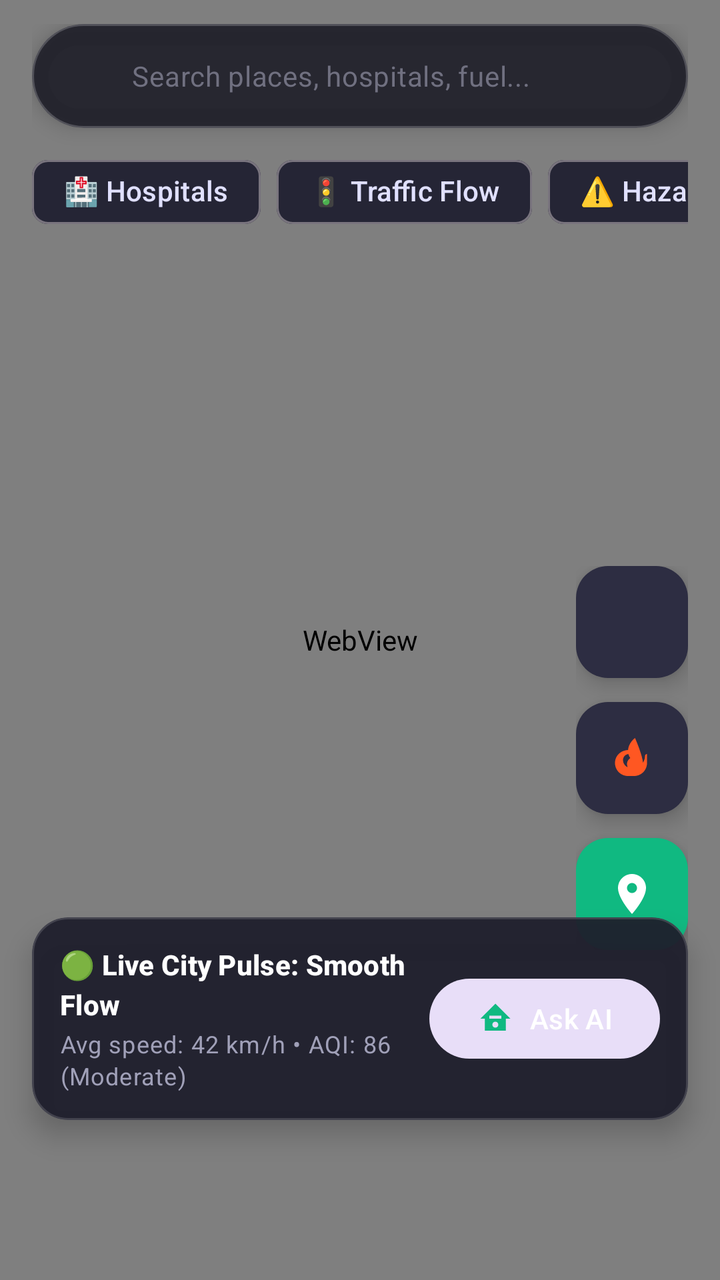
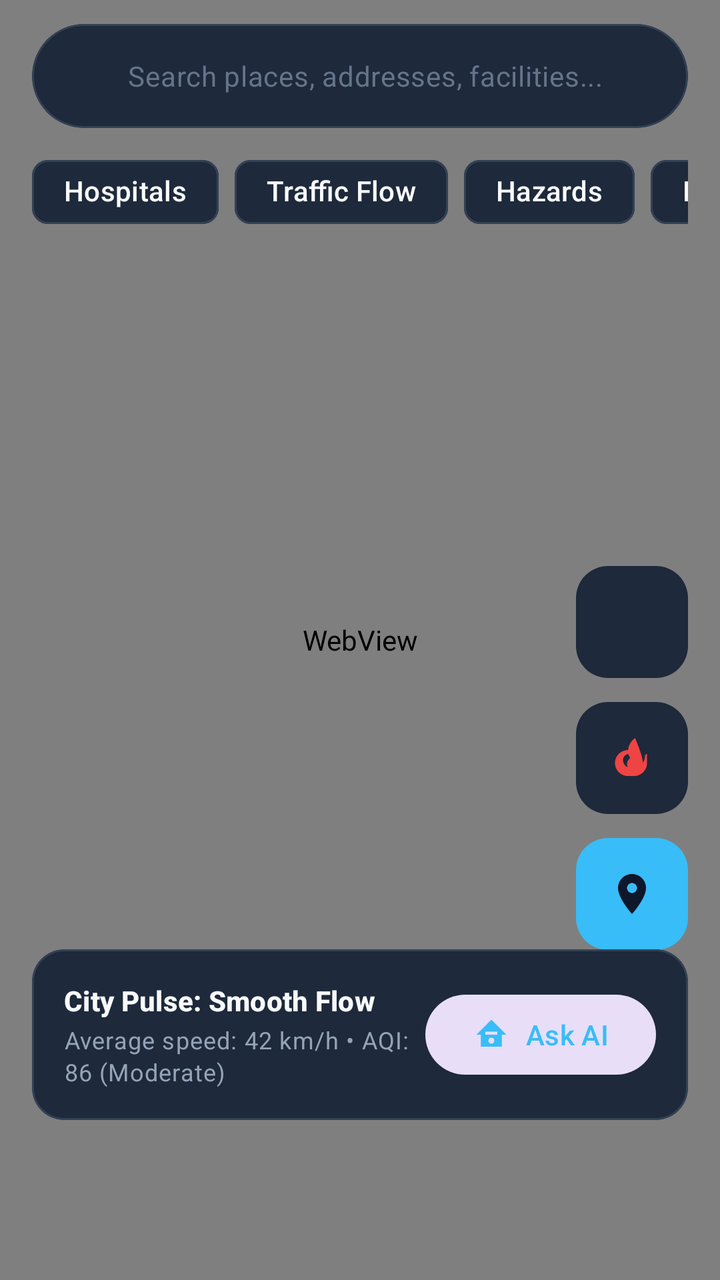

Two renders of the same Android screen: before a commit and after it. Below are the layout's source before the change and the commit's diff.
<!-- AndroidManifest.xml: application theme Theme.UrbanPulse -->
<!-- res/layout/fragment_live_map.xml -->
<?xml version="1.0" encoding="utf-8"?>
<androidx.coordinatorlayout.widget.CoordinatorLayout
    xmlns:android="http://schemas.android.com/apk/res/android"
    xmlns:app="http://schemas.android.com/apk/res-auto"
    xmlns:tools="http://schemas.android.com/tools"
    android:layout_width="match_parent"
    android:layout_height="match_parent"
    android:background="#121218">

    
    <FrameLayout
        android:id="@+id/mapContainer"
        android:layout_width="match_parent"
        android:layout_height="match_parent">

        <android.webkit.WebView
            android:id="@+id/mapWebView"
            android:layout_width="match_parent"
            android:layout_height="match_parent" />

        
        <androidx.fragment.app.FragmentContainerView
            android:id="@+id/native_map_container"
            android:layout_width="match_parent"
            android:layout_height="match_parent"
            android:visibility="gone" />

    </FrameLayout>

    
    <LinearLayout
        android:layout_width="match_parent"
        android:layout_height="wrap_content"
        android:orientation="vertical"
        android:paddingHorizontal="16dp"
        android:paddingTop="12dp"
        android:fitsSystemWindows="true">

        <com.google.android.material.card.MaterialCardView
            android:layout_width="match_parent"
            android:layout_height="52dp"
            app:cardCornerRadius="26dp"
            app:cardElevation="6dp"
            app:strokeWidth="1dp"
            app:strokeColor="#33FFFFFF"
            app:cardBackgroundColor="#E61E1E28">

            <LinearLayout
                android:layout_width="match_parent"
                android:layout_height="match_parent"
                android:gravity="center_vertical"
                android:orientation="horizontal"
                android:paddingHorizontal="16dp">

                <ImageView
                    android:layout_width="22dp"
                    android:layout_height="22dp"
                    android:src="@drawable/ic_search"
                    app:tint="#A0A0B0" />

                <EditText
                    android:id="@+id/etMapSearch"
                    android:layout_width="0dp"
                    android:layout_height="match_parent"
                    android:layout_weight="1"
                    android:background="@null"
                    android:hint="Search places, hospitals, fuel..."
                    android:imeOptions="actionSearch"
                    android:inputType="text"
                    android:paddingHorizontal="12dp"
                    android:textAppearance="@style/TextAppearance.Material3.BodyMedium"
                    android:textColor="#FFFFFF"
                    android:textColorHint="#707080" />

                <ImageButton
                    android:id="@+id/btnClearSearch"
                    android:layout_width="32dp"
                    android:layout_height="32dp"
                    android:background="?attr/selectableItemBackgroundBorderless"
                    android:src="@drawable/ic_close"
                    android:visibility="gone"
                    app:tint="#A0A0B0" />

            </LinearLayout>
        </com.google.android.material.card.MaterialCardView>

        
        <HorizontalScrollView
            android:layout_width="match_parent"
            android:layout_height="wrap_content"
            android:layout_marginTop="8dp"
            android:scrollbars="none">

            <com.google.android.material.chip.ChipGroup
                android:id="@+id/chipGroupFilters"
                android:layout_width="wrap_content"
                android:layout_height="wrap_content"
                app:singleLine="true">

                <com.google.android.material.chip.Chip
                    android:id="@+id/chipHospitals"
                    style="@style/Widget.Material3.Chip.Filter"
                    android:layout_width="wrap_content"
                    android:layout_height="wrap_content"
                    android:text="🏥 Hospitals"
                    android:textColor="#E0E0FF"
                    app:chipBackgroundColor="#252535" />

                <com.google.android.material.chip.Chip
                    android:id="@+id/chipTraffic"
                    style="@style/Widget.Material3.Chip.Filter"
                    android:layout_width="wrap_content"
                    android:layout_height="wrap_content"
                    android:text="🚦 Traffic Flow"
                    android:textColor="#E0E0FF"
                    app:chipBackgroundColor="#252535" />

                <com.google.android.material.chip.Chip
                    android:id="@+id/chipIncidents"
                    style="@style/Widget.Material3.Chip.Filter"
                    android:layout_width="wrap_content"
                    android:layout_height="wrap_content"
                    android:text="⚠️ Hazards"
                    android:textColor="#E0E0FF"
                    app:chipBackgroundColor="#252535" />

                <com.google.android.material.chip.Chip
                    android:id="@+id/chipEco"
                    style="@style/Widget.Material3.Chip.Filter"
                    android:layout_width="wrap_content"
                    android:layout_height="wrap_content"
                    android:text="🌿 Eco Routes"
                    android:textColor="#E0E0FF"
                    app:chipBackgroundColor="#252535" />

                <com.google.android.material.chip.Chip
                    android:id="@+id/chipEV"
                    style="@style/Widget.Material3.Chip.Filter"
                    android:layout_width="wrap_content"
                    android:layout_height="wrap_content"
                    android:text="⚡ EV Stations"
                    android:textColor="#E0E0FF"
                    app:chipBackgroundColor="#252535" />

            </com.google.android.material.chip.ChipGroup>
        </HorizontalScrollView>

        
        <androidx.recyclerview.widget.RecyclerView
            android:id="@+id/rvSearchResults"
            android:layout_width="match_parent"
            android:layout_height="wrap_content"
            android:layout_marginTop="4dp"
            android:background="@drawable/bg_rounded_card"
            android:elevation="12dp"
            android:maxHeight="220dp"
            android:visibility="gone" />

    </LinearLayout>

    
    <LinearLayout
        android:layout_width="wrap_content"
        android:layout_height="wrap_content"
        android:layout_gravity="end|bottom"
        android:layout_marginBottom="165dp"
        android:layout_marginEnd="16dp"
        android:orientation="vertical">

        <com.google.android.material.floatingactionbutton.FloatingActionButton
            android:id="@+id/fabTrafficToggle"
            android:layout_width="wrap_content"
            android:layout_height="wrap_content"
            android:layout_marginBottom="12dp"
            android:contentDescription="Toggle Traffic"
            android:src="@drawable/ic_traffic"
            app:tint="#FFFFFF"
            app:backgroundTint="#2D2D42"
            app:fabSize="mini" />

        <com.google.android.material.floatingactionbutton.FloatingActionButton
            android:id="@+id/fabReportHazard"
            android:layout_width="wrap_content"
            android:layout_height="wrap_content"
            android:layout_marginBottom="12dp"
            android:contentDescription="Report Hazard"
            android:src="@drawable/ic_fire"
            app:tint="#FF5722"
            app:backgroundTint="#2D2D42"
            app:fabSize="mini" />

        <com.google.android.material.floatingactionbutton.FloatingActionButton
            android:id="@+id/fabMyLocation"
            android:layout_width="wrap_content"
            android:layout_height="wrap_content"
            android:contentDescription="My Location"
            android:src="@drawable/ic_location_pin"
            app:tint="#FFFFFF"
            app:backgroundTint="?attr/colorPrimary" />

    </LinearLayout>

    
    <com.google.android.material.card.MaterialCardView
        android:id="@+id/cardCityStatus"
        android:layout_width="match_parent"
        android:layout_height="wrap_content"
        android:layout_gravity="bottom"
        android:layout_marginHorizontal="16dp"
        android:layout_marginBottom="80dp"
        app:cardCornerRadius="18dp"
        app:cardElevation="8dp"
        app:strokeWidth="1dp"
        app:strokeColor="#25FFFFFF"
        app:cardBackgroundColor="#F01E1E2C">

        <LinearLayout
            android:layout_width="match_parent"
            android:layout_height="wrap_content"
            android:orientation="horizontal"
            android:padding="14dp"
            android:gravity="center_vertical">

            <LinearLayout
                android:layout_width="0dp"
                android:layout_height="wrap_content"
                android:layout_weight="1"
                android:orientation="vertical">

                <TextView
                    android:id="@+id/tvLiveStatusTitle"
                    android:layout_width="wrap_content"
                    android:layout_height="wrap_content"
                    android:text="🟢 Live City Pulse: Smooth Flow"
                    android:textAppearance="@style/TextAppearance.Material3.TitleSmall"
                    android:textColor="#FFFFFF"
                    android:textStyle="bold" />

                <TextView
                    android:id="@+id/tvLiveStatusSubtitle"
                    android:layout_width="wrap_content"
                    android:layout_height="wrap_content"
                    android:layout_marginTop="2dp"
                    android:text="Avg speed: 42 km/h • AQI: 86 (Moderate)"
                    android:textAppearance="@style/TextAppearance.Material3.BodySmall"
                    android:textColor="#A0A0B8" />

            </LinearLayout>

            <com.google.android.material.button.MaterialButton
                android:id="@+id/btnAskYatri"
                style="@style/Widget.Material3.Button.TonalButton"
                android:layout_width="wrap_content"
                android:layout_height="wrap_content"
                android:text="Ask AI"
                android:textColor="#FFFFFF"
                app:icon="@drawable/ic_yatri_ai"
                app:iconTint="?attr/colorPrimary" />

        </LinearLayout>

    </com.google.android.material.card.MaterialCardView>

</androidx.coordinatorlayout.widget.CoordinatorLayout>
<!-- resources referenced by this layout -->
<resources>
  <!-- drawable bg_rounded_card (drawable) -->
  <?xml version="1.0" encoding="utf-8"?>
  <shape xmlns:android="http://schemas.android.com/apk/res/android"
      android:shape="rectangle">
      <corners android:radius="16dp" />
      <solid android:color="?attr/colorSurfaceContainer" />
      <stroke android:width="1dp" android:color="?attr/colorOutlineVariant" />
  </shape>
  <!-- drawable ic_close (drawable) -->
  <vector xmlns:android="http://schemas.android.com/apk/res/android"
      android:width="24dp"
      android:height="24dp"
      android:viewportWidth="24"
      android:viewportHeight="24">
    <path
        android:fillColor="#FF000000"
        android:pathData="M19,6.41L17.59,5 12,10.59 6.41,5 5,6.41 10.59,12 5,17.59 6.41,19 12,13.41 17.59,19 19,17.59 13.41,12z"/>
  </vector>
  <!-- drawable ic_location_pin (drawable) -->
  <vector xmlns:android="http://schemas.android.com/apk/res/android"
      android:width="24dp"
      android:height="24dp"
      android:viewportWidth="24"
      android:viewportHeight="24">
    <path
        android:fillColor="@android:color/white"
        android:pathData="M12,2C8.13,2 5,5.13 5,9c0,5.25 7,13 7,13s7,-7.75 7,-13c0,-3.87 -3.13,-7 -7,-7zM12,11.5c-1.38,0 -2.5,-1.12 -2.5,-2.5s1.12,-2.5 2.5,-2.5 2.5,1.12 2.5,2.5 -1.12,2.5 -2.5,2.5z"/>
  </vector>
  <!-- drawable ic_search (drawable) -->
  <?xml version="1.0" encoding="utf-8"?>
  <selector xmlns:android="http://schemas.android.com/apk/res/android">
    
  </selector>
  <!-- drawable ic_traffic (drawable) -->
  <?xml version="1.0" encoding="utf-8"?>
  <selector xmlns:android="http://schemas.android.com/apk/res/android">
  
  </selector>
  <!-- drawable ic_yatri_ai (drawable) -->
  <vector xmlns:android="http://schemas.android.com/apk/res/android"
      android:width="24dp"
      android:height="24dp"
      android:viewportWidth="24"
      android:viewportHeight="24">
    <path
        android:fillColor="@android:color/white"
        android:pathData="M12,2L2,12h3v8h14v-8h3L12,2zM12,18c-1.1,0 -2,-0.9 -2,-2s0.9,-2 2,-2 2,0.9 2,2 -0.9,2 -2,2zM16,12h-8v-2h8v2z"/>
  </vector>
  <style name="Theme.UrbanPulse" parent="Theme.Material3.DayNight.NoActionBar">
          <item name="colorPrimary">@color/primary_green</item>
          <item name="colorSecondary">@color/teal_700</item>
          <item name="android:statusBarColor">?attr/colorSurface</item>
          <item name="android:windowLightStatusBar" tools:targetApi="m">true</item>
      </style>
  <color name="primary_green">#10B981</color>
  <color name="teal_700">#0F766E</color>
  <!-- unchanged entries left out for length: 1 -->
</resources>

<!-- the commit's change to res/layout/fragment_live_map.xml (unified diff, before → after) -->
@@ -5,7 +5,7 @@
     xmlns:tools="http://schemas.android.com/tools"
     android:layout_width="match_parent"
     android:layout_height="match_parent"
-    android:background="#121218">
+    android:background="@color/bg_dark">
 
     
     <FrameLayout
@@ -40,10 +40,10 @@
             android:layout_width="match_parent"
             android:layout_height="52dp"
             app:cardCornerRadius="26dp"
-            app:cardElevation="6dp"
+            app:cardElevation="0dp"
             app:strokeWidth="1dp"
-            app:strokeColor="#33FFFFFF"
-            app:cardBackgroundColor="#E61E1E28">
+            app:strokeColor="@color/surface_border"
+            app:cardBackgroundColor="@color/surface_card">
 
             <LinearLayout
                 android:layout_width="match_parent"
@@ -53,10 +53,10 @@
                 android:paddingHorizontal="16dp">
 
                 <ImageView
-                    android:layout_width="22dp"
-                    android:layout_height="22dp"
+                    android:layout_width="20dp"
+                    android:layout_height="20dp"
                     android:src="@drawable/ic_search"
-                    app:tint="#A0A0B0" />
+                    app:tint="@color/text_secondary" />
 
                 <EditText
                     android:id="@+id/etMapSearch"
@@ -64,13 +64,13 @@
                     android:layout_height="match_parent"
                     android:layout_weight="1"
                     android:background="@null"
-                    android:hint="Search places, hospitals, fuel..."
+                    android:hint="Search places, addresses, facilities..."
                     android:imeOptions="actionSearch"
                     android:inputType="text"
                     android:paddingHorizontal="12dp"
                     android:textAppearance="@style/TextAppearance.Material3.BodyMedium"
-                    android:textColor="#FFFFFF"
-                    android:textColorHint="#707080" />
+                    android:textColor="@color/text_primary"
+                    android:textColorHint="@color/text_tertiary" />
 
                 <ImageButton
                     android:id="@+id/btnClearSearch"
@@ -79,7 +79,7 @@
                     android:background="?attr/selectableItemBackgroundBorderless"
                     android:src="@drawable/ic_close"
                     android:visibility="gone"
-                    app:tint="#A0A0B0" />
+                    app:tint="@color/text_secondary" />
 
             </LinearLayout>
         </com.google.android.material.card.MaterialCardView>
@@ -102,45 +102,65 @@
                     style="@style/Widget.Material3.Chip.Filter"
                     android:layout_width="wrap_content"
                     android:layout_height="wrap_content"
-                    android:text="🏥 Hospitals"
-                    android:textColor="#E0E0FF"
-                    app:chipBackgroundColor="#252535" />
+                    android:text="Hospitals"
+                    app:chipIcon="@drawable/ic_medical"
+                    app:chipIconTint="@color/solid_error"
+                    android:textColor="@color/text_primary"
+                    app:chipBackgroundColor="@color/surface_card"
+                    app:chipStrokeColor="@color/surface_border"
+                    app:chipStrokeWidth="1dp" />
 
                 <com.google.android.material.chip.Chip
                     android:id="@+id/chipTraffic"
                     style="@style/Widget.Material3.Chip.Filter"
                     android:layout_width="wrap_content"
                     android:layout_height="wrap_content"
-                    android:text="🚦 Traffic Flow"
-                    android:textColor="#E0E0FF"
-                    app:chipBackgroundColor="#252535" />
+                    android:text="Traffic Flow"
+                    app:chipIcon="@drawable/ic_traffic"
+                    app:chipIconTint="@color/solid_warning"
+                    android:textColor="@color/text_primary"
+                    app:chipBackgroundColor="@color/surface_card"
+                    app:chipStrokeColor="@color/surface_border"
+                    app:chipStrokeWidth="1dp" />
 
                 <com.google.android.material.chip.Chip
                     android:id="@+id/chipIncidents"
                     style="@style/Widget.Material3.Chip.Filter"
                     android:layout_width="wrap_content"
                     android:layout_height="wrap_content"
-                    android:text="⚠️ Hazards"
-                    android:textColor="#E0E0FF"
-                    app:chipBackgroundColor="#252535" />
+                    android:text="Hazards"
+                    app:chipIcon="@drawable/ic_fire"
+                    app:chipIconTint="@color/primary_orange"
+                    android:textColor="@color/text_primary"
+                    app:chipBackgroundColor="@color/surface_card"
+                    app:chipStrokeColor="@color/surface_border"
+                    app:chipStrokeWidth="1dp" />
 
                 <com.google.android.material.chip.Chip
                     android:id="@+id/chipEco"
                     style="@style/Widget.Material3.Chip.Filter"
                     android:layout_width="wrap_content"
                     android:layout_height="wrap_content"
-                    android:text="🌿 Eco Routes"
-                    android:textColor="#E0E0FF"
-                    app:chipBackgroundColor="#252535" />
+                    android:text="Eco Routes"
+                    app:chipIcon="@drawable/ic_map"
+                    app:chipIconTint="@color/solid_success"
+                    android:textColor="@color/text_primary"
+                    app:chipBackgroundColor="@color/surface_card"
+                    app:chipStrokeColor="@color/surface_border"
+                    app:chipStrokeWidth="1dp" />
 
                 <com.google.android.material.chip.Chip
                     android:id="@+id/chipEV"
                     style="@style/Widget.Material3.Chip.Filter"
                     android:layout_width="wrap_content"
                     android:layout_height="wrap_content"
-                    android:text="⚡ EV Stations"
-                    android:textColor="#E0E0FF"
-                    app:chipBackgroundColor="#252535" />
+                    android:text="EV Stations"
+                    app:chipIcon="@drawable/ic_location_pin"
+                    app:chipIconTint="@color/primary_blue"
+                    android:textColor="@color/text_primary"
+                    app:chipBackgroundColor="@color/surface_card"
+                    app:chipStrokeColor="@color/surface_border"
+                    app:chipStrokeWidth="1dp" />
 
             </com.google.android.material.chip.ChipGroup>
         </HorizontalScrollView>
@@ -174,8 +194,9 @@
             android:layout_marginBottom="12dp"
             android:contentDescription="Toggle Traffic"
             android:src="@drawable/ic_traffic"
-            app:tint="#FFFFFF"
-            app:backgroundTint="#2D2D42"
+            app:tint="@color/text_primary"
+            app:backgroundTint="@color/surface_card"
+            app:elevation="0dp"
             app:fabSize="mini" />
 
         <com.google.android.material.floatingactionbutton.FloatingActionButton
@@ -185,8 +206,9 @@
             android:layout_marginBottom="12dp"
             android:contentDescription="Report Hazard"
             android:src="@drawable/ic_fire"
-            app:tint="#FF5722"
-            app:backgroundTint="#2D2D42"
+            app:tint="@color/solid_error"
+            app:backgroundTint="@color/surface_card"
+            app:elevation="0dp"
             app:fabSize="mini" />
 
         <com.google.android.material.floatingactionbutton.FloatingActionButton
@@ -195,8 +217,9 @@
             android:layout_height="wrap_content"
             android:contentDescription="My Location"
             android:src="@drawable/ic_location_pin"
-            app:tint="#FFFFFF"
-            app:backgroundTint="?attr/colorPrimary" />
+            app:tint="@color/bg_dark"
+            app:backgroundTint="@color/primary_blue"
+            app:elevation="0dp" />
 
     </LinearLayout>
 
@@ -208,17 +231,17 @@
         android:layout_gravity="bottom"
         android:layout_marginHorizontal="16dp"
         android:layout_marginBottom="80dp"
-        app:cardCornerRadius="18dp"
-        app:cardElevation="8dp"
+        app:cardCornerRadius="16dp"
+        app:cardElevation="0dp"
         app:strokeWidth="1dp"
-        app:strokeColor="#25FFFFFF"
-        app:cardBackgroundColor="#F01E1E2C">
+        app:strokeColor="@color/surface_border"
+        app:cardBackgroundColor="@color/surface_card">
 
         <LinearLayout
             android:layout_width="match_parent"
             android:layout_height="wrap_content"
             android:orientation="horizontal"
-            android:padding="14dp"
+            android:padding="16dp"
             android:gravity="center_vertical">
 
             <LinearLayout
@@ -231,9 +254,9 @@
                     android:id="@+id/tvLiveStatusTitle"
                     android:layout_width="wrap_content"
                     android:layout_height="wrap_content"
-                    android:text="🟢 Live City Pulse: Smooth Flow"
+                    android:text="City Pulse: Smooth Flow"
                     android:textAppearance="@style/TextAppearance.Material3.TitleSmall"
-                    android:textColor="#FFFFFF"
+                    android:textColor="@color/text_primary"
                     android:textStyle="bold" />
 
                 <TextView
@@ -241,9 +264,9 @@
                     android:layout_width="wrap_content"
                     android:layout_height="wrap_content"
                     android:layout_marginTop="2dp"
-                    android:text="Avg speed: 42 km/h • AQI: 86 (Moderate)"
+                    android:text="Average speed: 42 km/h • AQI: 86 (Moderate)"
                     android:textAppearance="@style/TextAppearance.Material3.BodySmall"
-                    android:textColor="#A0A0B8" />
+                    android:textColor="@color/text_secondary" />
 
             </LinearLayout>
 
@@ -253,9 +276,9 @@
                 android:layout_width="wrap_content"
                 android:layout_height="wrap_content"
                 android:text="Ask AI"
-                android:textColor="#FFFFFF"
+                android:textColor="@color/primary_blue"
                 app:icon="@drawable/ic_yatri_ai"
-                app:iconTint="?attr/colorPrimary" />
+                app:iconTint="@color/primary_blue" />
 
         </LinearLayout>
 
<!-- resource entries referenced after the edit -->
@@ -1,5 +1,16 @@
 <!-- resources referenced by this layout -->
 <resources>
+  <color name="bg_dark">#0F172A</color>
+  <color name="primary_blue">#38BDF8</color>
+  <color name="primary_orange">#F97316</color>
+  <color name="solid_error">#EF4444</color>
+  <color name="solid_success">#10B981</color>
+  <color name="solid_warning">#F59E0B</color>
+  <color name="surface_border">#334155</color>
+  <color name="surface_card">#1E293B</color>
+  <color name="text_primary">#F8FAFC</color>
+  <color name="text_secondary">#94A3B8</color>
+  <color name="text_tertiary">#64748B</color>
   <!-- drawable bg_rounded_card (drawable) -->
   <?xml version="1.0" encoding="utf-8"?>
   <shape xmlns:android="http://schemas.android.com/apk/res/android"
@@ -27,6 +38,26 @@
     <path
         android:fillColor="@android:color/white"
         android:pathData="M12,2C8.13,2 5,5.13 5,9c0,5.25 7,13 7,13s7,-7.75 7,-13c0,-3.87 -3.13,-7 -7,-7zM12,11.5c-1.38,0 -2.5,-1.12 -2.5,-2.5s1.12,-2.5 2.5,-2.5 2.5,1.12 2.5,2.5 -1.12,2.5 -2.5,2.5z"/>
+  </vector>
+  <!-- drawable ic_map (drawable) -->
+  <vector xmlns:android="http://schemas.android.com/apk/res/android"
+      android:width="24dp"
+      android:height="24dp"
+      android:viewportWidth="24"
+      android:viewportHeight="24">
+    <path
+        android:fillColor="@android:color/white"
+        android:pathData="M20.5,3l-0.16,0.03L15,5.1 9,3 3.36,4.9c-0.21,0.07 -0.36,0.25 -0.36,0.48V20.5c0,0.28 0.22,0.5 0.5,0.5l0.16,-0.03L9,18.9l6,2.1 5.64,-1.9c0.21,-0.07 0.36,-0.25 0.36,-0.48V3.5c0,-0.28 -0.22,-0.5 -0.5,-0.5zM15,19l-6,-2.11V5l6,2.11V19z"/>
+  </vector>
+  <!-- drawable ic_medical (drawable) -->
+  <vector xmlns:android="http://schemas.android.com/apk/res/android"
+      android:width="24dp"
+      android:height="24dp"
+      android:viewportWidth="24"
+      android:viewportHeight="24">
+    <path
+        android:fillColor="@android:color/black"
+        android:pathData="M19,3H5C3.9,3 3,3.9 3,5v14c0,1.1 0.9,2 2,2h14c1.1,0 2,-0.9 2,-2V5C21,3.9 20.1,3 19,3zM16,13h-3v3h-2v-3H8v-2h3V8h2v3h3V13z"/>
   </vector>
   <!-- drawable ic_search (drawable) -->
   <?xml version="1.0" encoding="utf-8"?>
